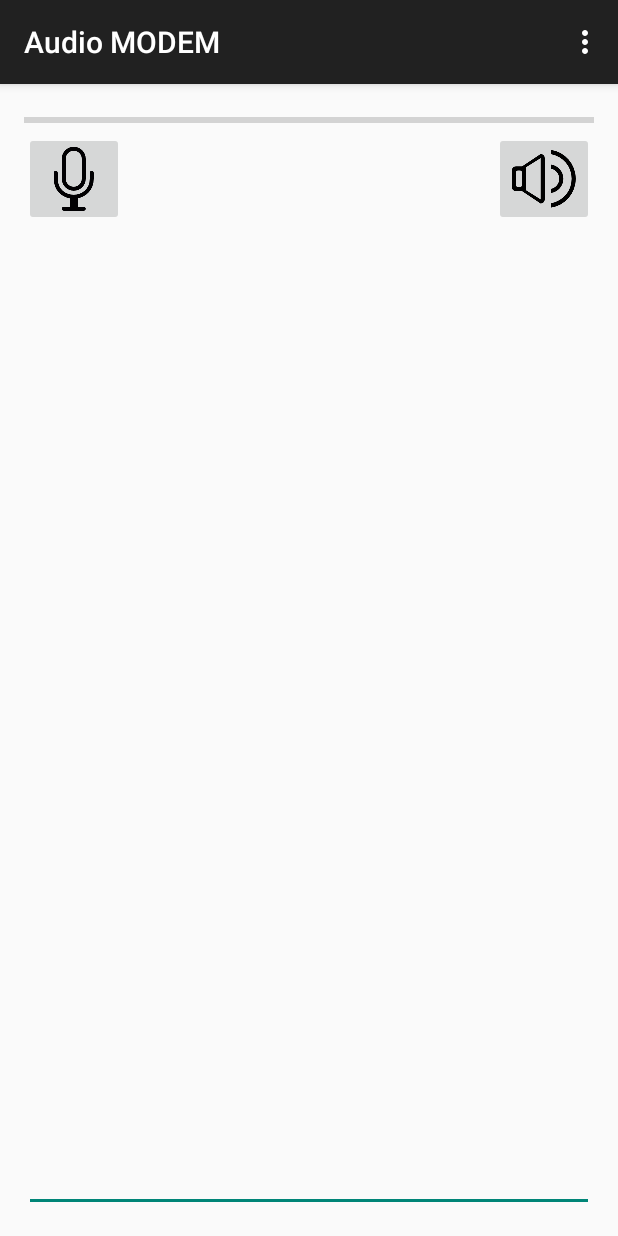
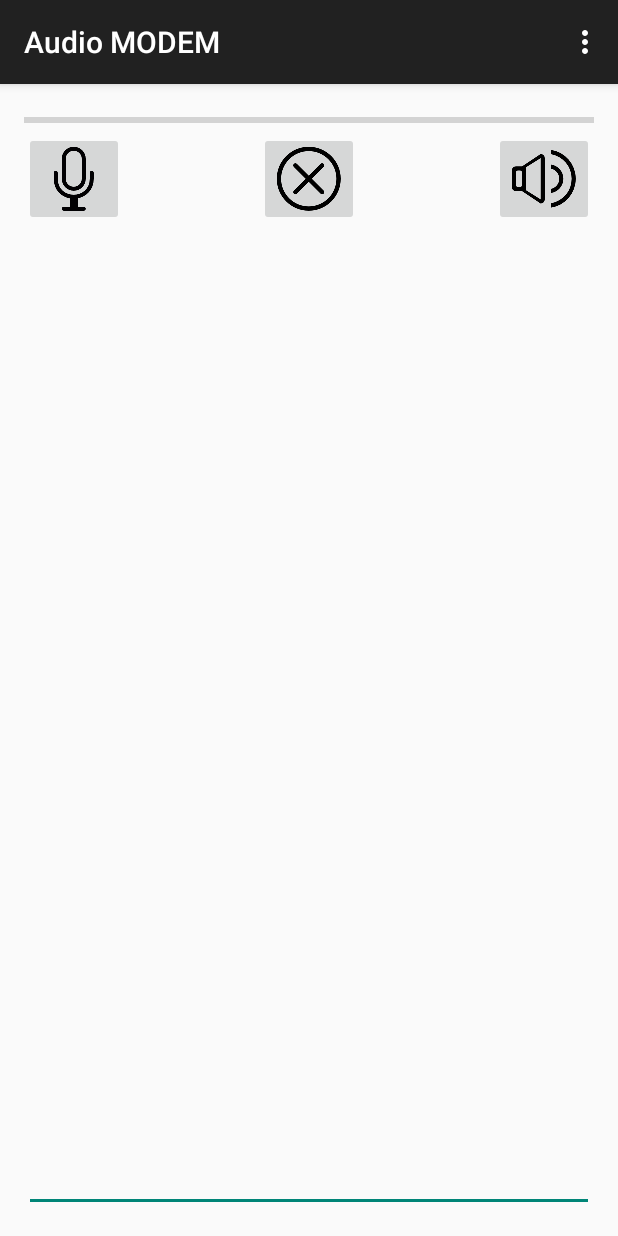
Before and after one commit to romanz/audiomodem-android, an Android app: the screen it shows after launch (MainActivity), after a tap on an icon or button, on a phone screen of 412 x 824 dp. Run offline under Robolectric (Android 15) with nearby library versions, the phone set to English and light mode, and no system bars; 2 statements that could not run were skipped; 1 other tap on this screen came first.

Commit message:
Main: use button to stop and clear
<div>Icons made by <a href="http://www.flaticon.com/authors/egor-
rumyantsev" title="Egor Rumyantsev">Egor Rumyantsev</a> from <a
href="http://www.flaticon.com" title="Flaticon">www.flaticon.com</a>
             is licensed by <a
href="http://creativecommons.org/licenses/by/3.0/" title="Creative
Commons BY 3.0">CC BY 3.0</a></div>

Conflicts:
	app/src/main/res/menu/menu_main.xml
	app/src/main/res/values/strings.xml

```diff
--- a/app/src/main/java/com/android/audiomodem/MainActivity.java
+++ b/app/src/main/java/com/android/audiomodem/MainActivity.java
@@ -59,16 +59,20 @@ public class MainActivity extends ActionBarActivity {
         Toast.makeText(context, msg, Toast.LENGTH_SHORT).show();
     }
 
+    void setText(String s) {
+        editText.setText(s);
+        editText.setSelection(s.length());
+    }
+
     public void onReceive(View v) {
         rx = new Receiver() {
             @Override
             protected void onPostExecute(Result res) {
                 if (res.err == null) {
-                    editText.setText(res.out);
-                    int len = res.out.length();
-                    editText.setSelection(len);
+                    setText(res.out);
                     toast("OK");
                 } else {
+                    setText("");
                     toast("Error: " + res.err);
                 }
                 recvBtn.setEnabled(true);
@@ -104,8 +108,11 @@ public class MainActivity extends ActionBarActivity {
         toast("Sending...");
     }
 
-    public void onClear(View v) {
-        editText.setText("");
+    public void onStop(View v) {
+        setText("");
+        if (rx != null) {
+            rx.stop();
+        }
     }
 
     @Override
@@ -130,18 +137,6 @@ public class MainActivity extends ActionBarActivity {
             return true;
         }
 
-        if (id == R.id.menu_clear) {
-            editText.setText("");
-            return true;
-        }
-
-        if (id == R.id.menu_stop) {
-            if (rx != null) {
-                rx.stop();
-            }
-            return true;
-        }
-
         return super.onOptionsItemSelected(item);
     }
 }
--- a/app/src/main/java/com/android/audiomodem/Receiver.java
+++ b/app/src/main/java/com/android/audiomodem/Receiver.java
@@ -52,7 +52,7 @@ public class Receiver extends AsyncTask<Void, Double, Result> {
         @Override
         public double read() throws IOException {
             if (stopFlag) {
-                throw new EOFException();
+                throw new IOException("stopped");
             }
             while (offset >= size) {
                 offset = 0;
--- a/app/src/main/res/layout/activity_main.xml
+++ b/app/src/main/res/layout/activity_main.xml
@@ -38,6 +38,15 @@
         android:layout_alignParentLeft="true"
         android:layout_alignParentStart="true" />
 
+    <ImageButton
+        android:layout_width="wrap_content"
+        android:layout_height="wrap_content"
+        android:id="@+id/imageButton"
+        android:src="@drawable/cancel"
+        android:layout_above="@+id/editText"
+        android:layout_centerHorizontal="true"
+        android:onClick="onStop" />
+
     <ProgressBar
         style="?android:attr/progressBarStyleHorizontal"
         android:layout_width="wrap_content"
@@ -48,6 +57,7 @@
         android:layout_alignParentEnd="true"
         android:layout_alignParentTop="true"
         android:layout_alignParentLeft="true"
-        android:layout_alignParentStart="true" />
+        android:layout_alignParentStart="true"
+        android:onClick="onStop" />
 
 </RelativeLayout>
--- a/app/src/main/res/menu/menu_main.xml
+++ b/app/src/main/res/menu/menu_main.xml
@@ -3,8 +3,4 @@
     xmlns:tools="http://schemas.android.com/tools" tools:context=".MainActivity">
     <item android:id="@+id/menu_copy" android:title="@string/menu_copy"
         android:orderInCategory="100" app:showAsAction="never" />
-    <item android:id="@+id/menu_clear" android:title="@string/menu_clear"
-        android:orderInCategory="101" app:showAsAction="never" />
-    <item android:id="@+id/menu_stop" android:title="@string/menu_stop"
-        android:orderInCategory="103" app:showAsAction="never" />
 </menu>
--- a/app/src/main/res/values/strings.xml
+++ b/app/src/main/res/values/strings.xml
@@ -3,7 +3,5 @@
 
     <string name="app_name">Audio MODEM</string>
     <string name="menu_copy">Copy to clipboard</string>
-    <string name="menu_clear">Clear contents</string>
-    <string name="menu_stop">Stop</string>
 
 </resources>
```
Also changed, not shown: app/src/main/res/drawable-xxhdpi/cancel.png (added).
